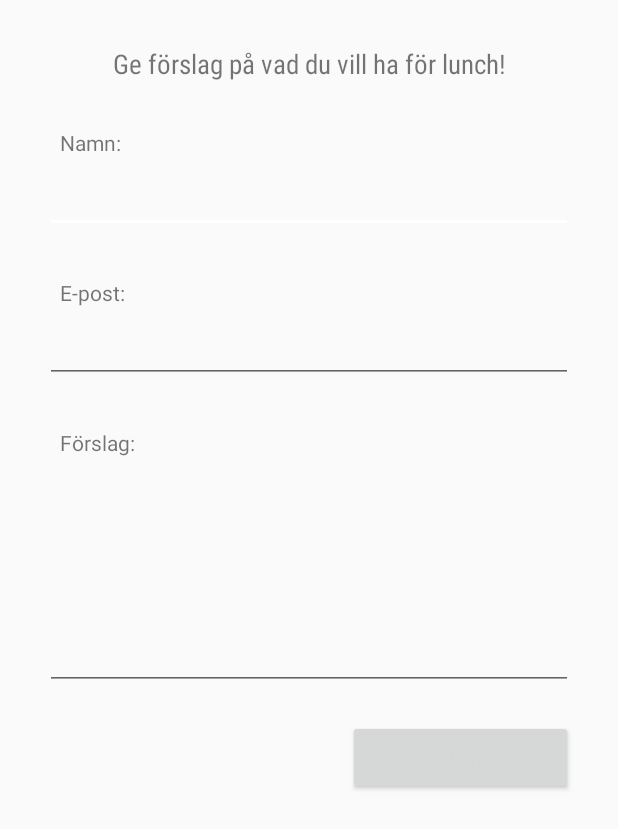
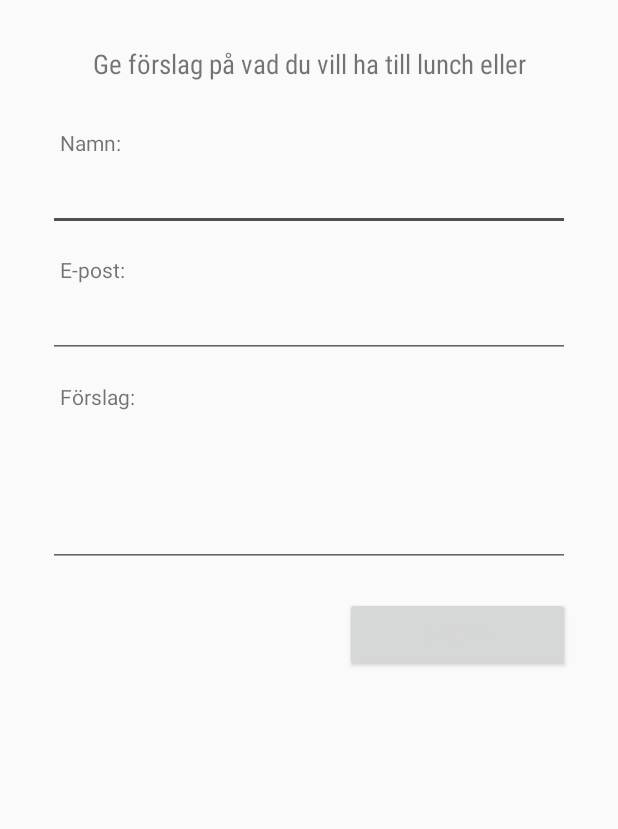
Before and after one commit to 92jonas/Matsedeln-Android, an Android app: the ContactTabActivity screen opened directly, with no data from a screen before it, on a phone screen of 412 x 824 dp. Shown: the top 829 px of the screen. Run offline under Robolectric (Android 15) with nearby library versions, the phone set to English and light mode, and no system bars.

Commit message:
Error handled and contact fragment fixed

```diff
--- a/app/src/main/res/layout/activity_contact.xml
+++ b/app/src/main/res/layout/activity_contact.xml
@@ -1,11 +1,21 @@
 <?xml version="1.0" encoding="utf-8"?>
 <RelativeLayout xmlns:android="http://schemas.android.com/apk/res/android"
-    xmlns:app="http://schemas.android.com/apk/res-auto"
-    xmlns:tools="http://schemas.android.com/tools"
+    android:layout_width="match_parent"
+    android:layout_height="match_parent"
+    android:layout_marginBottom="60dp">
+
+    <ScrollView xmlns:android="http://schemas.android.com/apk/res/android"
+        android:layout_width="match_parent"
+        android:layout_height="match_parent"
+        android:layout_marginBottom="70dp"
+        android:fillViewport="true"
+        android:orientation="vertical">
+
+
+        <RelativeLayout xmlns:android="http://schemas.android.com/apk/res/android"
             android:layout_width="match_parent"
             android:layout_height="match_parent"
             android:orientation="vertical">
-
 
             <TextView
                 android:id="@+id/textView5"
@@ -15,7 +25,7 @@
                 android:layout_centerHorizontal="true"
                 android:layout_margin="30dp"
                 android:fontFamily="sans-serif-condensed"
-        android:text="Ge förslag på vad du vill ha för lunch!"
+                android:text="Ge förslag på vad du vill ha till lunch eller catering!"
                 android:textAlignment="center"
                 android:textSize="18sp" />
 
@@ -23,10 +33,8 @@
                 android:id="@+id/textView2"
                 android:layout_width="wrap_content"
                 android:layout_height="wrap_content"
-        android:layout_alignParentLeft="true"
                 android:layout_alignParentStart="true"
                 android:layout_below="@+id/textView5"
-        android:layout_marginLeft="40dp"
                 android:layout_marginStart="40dp"
                 android:text="Namn:" />
 
@@ -34,24 +42,23 @@
                 android:id="@+id/editText"
                 android:layout_width="match_parent"
                 android:layout_height="wrap_content"
-        android:layout_alignParentLeft="true"
                 android:layout_alignParentStart="true"
                 android:layout_below="@+id/textView2"
-        android:layout_marginBottom="30dp"
-        android:layout_marginEnd="30dp"
-        android:layout_marginLeft="30dp"
-        android:layout_marginRight="30dp"
-        android:layout_marginStart="30dp"
-        android:layout_marginTop="5dp"
+                android:layout_marginBottom="16dp"
+                android:layout_marginEnd="32dp"
+                android:layout_marginLeft="32dp"
+                android:layout_marginRight="32dp"
+                android:layout_marginStart="32dp"
+                android:layout_marginTop="4dp"
                 android:ems="10"
-        android:inputType="textPersonName" />
+                android:inputType="textPersonName|textCapWords"
+                android:windowSoftInputMode="stateAlwaysHidden" />
 
             <TextView
                 android:id="@+id/textView3"
                 android:layout_width="wrap_content"
                 android:layout_height="wrap_content"
                 android:layout_alignStart="@+id/textView2"
-        android:layout_alignLeft="@+id/textView2"
                 android:layout_below="@+id/editText"
                 android:text="E-post:" />
 
@@ -59,49 +66,50 @@
                 android:id="@+id/editText2"
                 android:layout_width="match_parent"
                 android:layout_height="wrap_content"
-        android:layout_alignParentLeft="true"
                 android:layout_alignParentStart="true"
                 android:layout_below="@+id/textView3"
-        android:layout_marginBottom="30dp"
-        android:layout_marginEnd="30dp"
-        android:layout_marginLeft="30dp"
-        android:layout_marginRight="30dp"
-        android:layout_marginStart="30dp"
-        android:layout_marginTop="5dp"
+                android:layout_marginBottom="16dp"
+                android:layout_marginEnd="32dp"
+                android:layout_marginLeft="32dp"
+                android:layout_marginRight="32dp"
+                android:layout_marginStart="32dp"
+                android:layout_marginTop="4dp"
                 android:ems="10"
-        android:inputType="textEmailAddress" />
+                android:inputType="textEmailAddress"
+                android:windowSoftInputMode="stateAlwaysHidden" />
 
             <TextView
                 android:id="@+id/textView4"
                 android:layout_width="wrap_content"
                 android:layout_height="wrap_content"
-        android:text="Förslag:"
+                android:layout_alignLeft="@+id/textView3"
+                android:layout_alignStart="@+id/textView3"
                 android:layout_below="@+id/editText2"
-        android:layout_alignLeft="@+id/textView3"
-        android:layout_alignStart="@+id/textView3" />
+                android:text="Förslag:" />
 
             <EditText
                 android:id="@+id/editText3"
                 android:layout_width="match_parent"
-        android:layout_height="150dp"
+                android:layout_height="100dp"
                 android:layout_below="@+id/textView4"
-        android:layout_marginEnd="30dp"
-        android:layout_marginLeft="30dp"
-        android:layout_marginRight="30dp"
-        android:layout_marginStart="30dp"
-        android:layout_marginTop="5dp"
+                android:layout_marginEnd="32dp"
+                android:layout_marginLeft="32dp"
+                android:layout_marginRight="32dp"
+                android:layout_marginStart="32dp"
+                android:layout_marginTop="4dp"
                 android:ems="10"
-        android:inputType="textPersonName"
-        android:singleLine="false" />
+                android:inputType="textAutoComplete|textCapSentences"
+                android:windowSoftInputMode="stateAlwaysHidden" />
 
             <Button
-        android:text="Skicka"
+                android:id="@+id/button2"
                 android:layout_width="150dp"
                 android:layout_height="50dp"
+                android:layout_alignEnd="@+id/editText3"
                 android:layout_below="@+id/editText3"
-        android:layout_alignRight="@+id/editText3"
-        android:layout_alignEnd="@+id/editText3"
                 android:layout_marginTop="20dp"
-        android:id="@+id/button2" />
+                android:text="Skicka" />
 
         </RelativeLayout>
+    </ScrollView>
+</RelativeLayout>
--- a/app/src/main/res/layout/activity_main.xml
+++ b/app/src/main/res/layout/activity_main.xml
@@ -2,7 +2,6 @@
 
 <RelativeLayout xmlns:android="http://schemas.android.com/apk/res/android"
     xmlns:app="http://schemas.android.com/apk/res-auto"
-    xmlns:tools="http://schemas.android.com/tools"
     android:layout_width="match_parent"
     android:layout_height="match_parent"
     android:orientation="vertical">
@@ -41,8 +40,6 @@
         android:layout_height="match_parent"
         android:layout_below="@id/ll_logo">
 
-
-
         <com.roughike.bottombar.BottomBar
             android:id="@+id/main_bottom_bar"
             android:layout_width="match_parent"
--- a/app/src/main/res/values/colors.xml
+++ b/app/src/main/res/values/colors.xml
@@ -2,7 +2,7 @@
 <resources>
     <color name="colorPrimary">#7e4839</color>
     <color name="colorPrimaryDark">#583227</color>
-    <color name="colorAccent">#FFFFFF</color>
+    <color name="colorAccent">#505050</color>
 
     <color name="currentDayText">#000000</color>
     <color name="currentDayText1">#3269df</color>
--- a/app/src/main/res/values/styles.xml
+++ b/app/src/main/res/values/styles.xml
@@ -6,7 +6,6 @@
         <item name="colorPrimary">@color/colorPrimary</item>
         <item name="colorPrimaryDark">@color/colorPrimaryDark</item>
         <item name="colorAccent">@color/colorAccent</item>
-        <item name="android:windowLightStatusBar">false</item>
         <item name="windowActionBar">false</item>
         <item name="windowNoTitle">true</item>
         <item name="android:textColorPrimary">@color/bb_darkBackgroundColor</item>
```
Also changed, not shown: app/src/main/java/jonas/jacobsson/midgardensvardshus/matsedeln/activities/MainActivity.java (+0 -12 lines), app/src/main/java/jonas/jacobsson/midgardensvardshus/matsedeln/fragments/ContactTabFragment.java (+45 -3 lines), app/src/main/java/jonas/jacobsson/midgardensvardshus/matsedeln/fragments/MenuTabFragment.java (+6 -13 lines), app/src/main/res/jonas/jacobsson/midgardensvardshus/matsedeln/ActivityContactFragment.java (added, +48 -0 lines), app/src/main/res/layout/fragment_map.xml (+15 -16 lines). Lines whose indentation alone changed are shown as unchanged.
